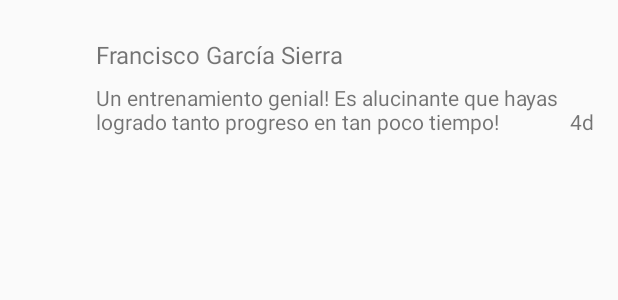
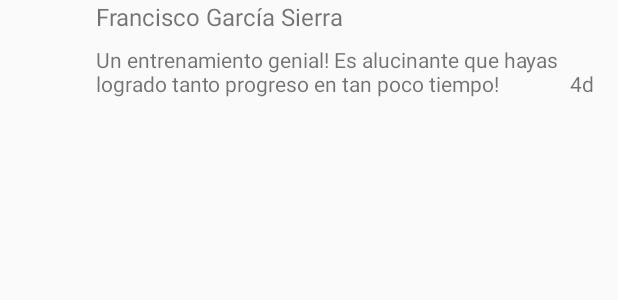
Before and after one commit to FrangSierra/KotlinFirechat, an Android app: the layout item_message.xml on its own in the app's theme, with its tools: preview values and no code run, on a phone screen of 412 x 824 dp. Shown: the top 300 px of the screen. Run offline under Robolectric (Android 15) with nearby library versions, the phone set to English and light mode, and no system bars.

```diff
--- a/app/src/main/java/frangsierra/kotlinfirechat/chat/store/ChatStore.kt
+++ b/app/src/main/java/frangsierra/kotlinfirechat/chat/store/ChatStore.kt
@@ -31,7 +31,7 @@ class ChatStore @Inject constructor(val controller: ChatController, val profileS
 
     @Reducer
     fun sendMessage(action: SendMessageAction, state: ChatState): ChatState {
-        controller.sendMessage(action.message, profileStore.state.publicProfile!!.userData)
+        controller.sendMessage(action.message, profileStore.state.publicProfile!!)
         return state.copy(sendMessageTask = taskRunning())
     }
 
--- a/app/src/main/java/frangsierra/kotlinfirechat/core/firebase/FirebaseModels.kt
+++ b/app/src/main/java/frangsierra/kotlinfirechat/core/firebase/FirebaseModels.kt
@@ -43,7 +43,7 @@ data class FirebasePublicProfile(
         val userData: FirebaseUserData = FirebaseUserData(),
         val lowerCaseUsername: String = "",
         val totalMessages: Int = 0,
-        @ServerTimestamp val timestamp: Date? = null
+        @ServerTimestamp val lastLogin: Timestamp? = null
 )
 
 fun DocumentSnapshot.toPublicProfile() = toObject(FirebasePublicProfile::class.java)!!.toPublicProfile()
@@ -51,4 +51,4 @@ fun DocumentSnapshot.toPublicProfile() = toObject(FirebasePublicProfile::class.j
 fun FirebasePublicProfile.toPublicProfile() = PublicProfile(userData = userData.toUserData(),
         lowerCaseUsername = lowerCaseUsername,
         totalMessages = totalMessages,
-        timestamp = timestamp)
+        lastLogin = lastLogin?.toDate() ?: Timestamp.now().toDate())
--- a/app/src/main/java/frangsierra/kotlinfirechat/profile/model/Models.kt
+++ b/app/src/main/java/frangsierra/kotlinfirechat/profile/model/Models.kt
@@ -14,7 +14,7 @@ data class PublicProfile(
         val userData: UserData = UserData(),
         val lowerCaseUsername: String = "",
         val totalMessages: Int = 0,
-        @ServerTimestamp val timestamp: Date? = null
+        val lastLogin: Date
 )
 
 data class UserData(val username: String = "",
--- a/app/src/main/res/layout/item_message.xml
+++ b/app/src/main/res/layout/item_message.xml
@@ -1,21 +1,20 @@
 <?xml version="1.0" encoding="utf-8"?>
 <android.support.constraint.ConstraintLayout xmlns:android="http://schemas.android.com/apk/res/android"
-                                             xmlns:app="http://schemas.android.com/apk/res-auto"
-                                             xmlns:tools="http://schemas.android.com/tools"
-                                             android:id="@+id/user_data_item_layout"
-                                             android:layout_width="match_parent"
-                                             android:layout_height="wrap_content">
+    xmlns:app="http://schemas.android.com/apk/res-auto"
+    xmlns:tools="http://schemas.android.com/tools"
+    android:id="@+id/user_data_item_layout"
+    android:layout_width="match_parent"
+    android:layout_height="wrap_content">
 
     <ImageView
         android:id="@+id/comment_author_picture"
+        android:layout_width="48dp"
         android:layout_height="48dp"
         android:layout_margin="8dp"
-        android:layout_marginBottom="8dp"
         android:layout_marginStart="8dp"
-        android:layout_width="48dp"
-        app:layout_constraintBottom_toBottomOf="parent"
+        android:layout_marginTop="8dp"
         app:layout_constraintStart_toStartOf="parent"
-        app:layout_constraintTop_toTopOf="parent"/>
+        app:layout_constraintTop_toTopOf="@+id/comment_author_username" />
 
     <TextView
         android:id="@+id/comment_author_username"
@@ -24,31 +23,35 @@
         android:layout_marginEnd="16dp"
         android:layout_marginStart="8dp"
         android:textSize="16sp"
+        app:layout_constraintBottom_toTopOf="@+id/comment_description"
         app:layout_constraintEnd_toStartOf="@id/comment_time_ago"
+        app:layout_constraintHorizontal_bias="0.5"
         app:layout_constraintHorizontal_chainStyle="spread_inside"
         app:layout_constraintStart_toEndOf="@+id/comment_author_picture"
-        app:layout_constraintTop_toTopOf="@+id/comment_author_picture"
+        app:layout_constraintTop_toTopOf="parent"
         tools:text="Francisco García Sierra" />
 
     <TextView
         android:id="@+id/comment_time_ago"
+        android:layout_width="wrap_content"
         android:layout_height="wrap_content"
         android:layout_marginBottom="8dp"
         android:layout_marginEnd="16dp"
-        android:layout_width="wrap_content"
         android:textSize="14sp"
         app:layout_constraintBottom_toBottomOf="@+id/comment_description"
         app:layout_constraintEnd_toEndOf="parent"
         app:layout_constraintStart_toEndOf="@id/comment_author_username"
-        tools:text="4d"/>
+        tools:text="4d" />
 
     <TextView
         android:id="@+id/comment_description"
         android:layout_width="0dp"
-        android:textSize="14sp"
         android:layout_height="wrap_content"
         android:padding="8dp"
+        android:textSize="14sp"
+        app:layout_constraintBottom_toBottomOf="parent"
         app:layout_constraintEnd_toEndOf="parent"
+        app:layout_constraintHorizontal_bias="0.5"
         app:layout_constraintStart_toEndOf="@+id/comment_author_picture"
         app:layout_constraintTop_toBottomOf="@+id/comment_author_username"
         tools:text="Un entrenamiento genial! Es alucinante que hayas logrado tanto progreso en tan poco tiempo!" />
```
Also changed, not shown: app/src/main/java/frangsierra/kotlinfirechat/chat/controller/MessagesController.kt (+10 -5 lines), app/src/main/java/frangsierra/kotlinfirechat/core/firebase/FirebaseConstants.kt (+2 -7 lines), app/src/main/java/frangsierra/kotlinfirechat/profile/controller/ProfileController.kt (+7 -0 lines), app/src/main/java/frangsierra/kotlinfirechat/profile/store/ProfileStore.kt (+9 -3 lines).
